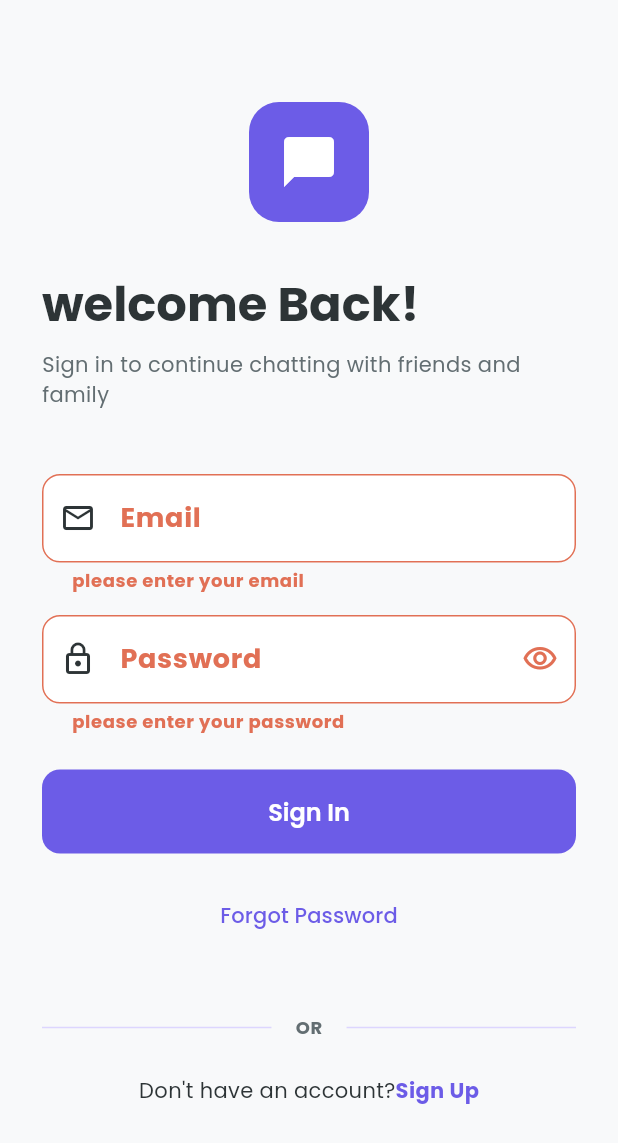
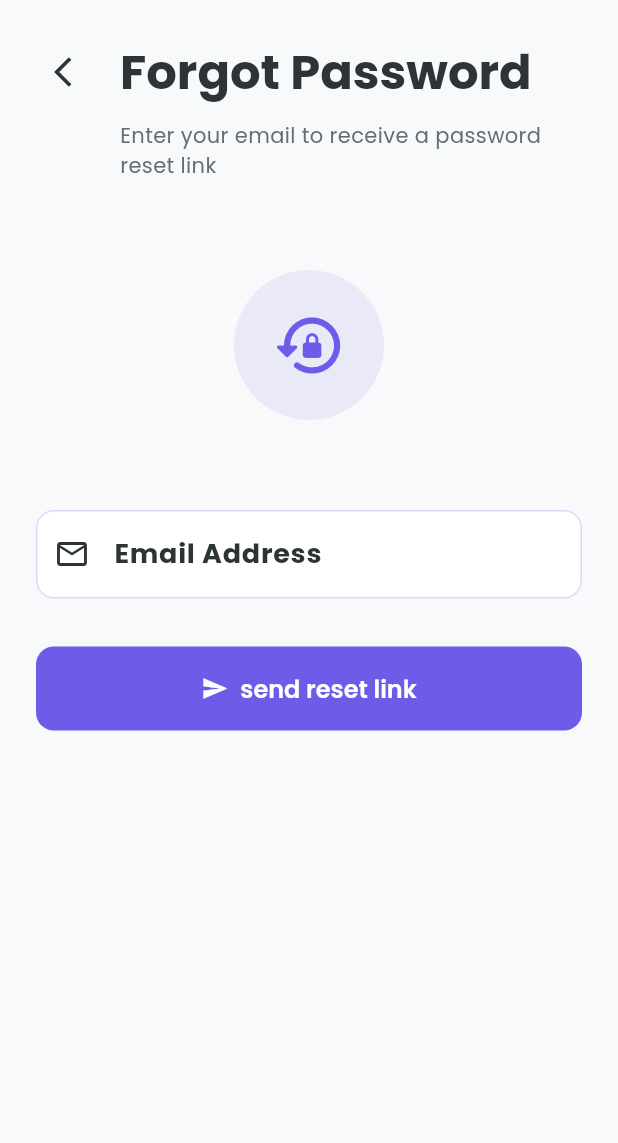
Before and after one commit to mohammadkhan47/Chatting-App, a Flutter app: the screen it shows after launch, after a tap on "Sign In", after a tap on "Forgot Password", on a phone screen of 412 x 824 dp. Shown: the top 1143 px of the screen. Run offline on Flutter 3.47's test engine with Material 3 defaults, Android fonts, the phone set to English and light mode, and no system bars; our stand-ins replace cloud_firestore, firebase_auth, firebase_core, get, google_fonts; accounts and stored records are empty.

Commit message:
new commits

```diff
--- a/lib/routes/app_pages.dart
+++ b/lib/routes/app_pages.dart
@@ -1,6 +1,7 @@
 import 'package:chattingapp/routes/app_routes.dart';
 import 'package:get/get.dart';
 
+import '../views/auth/pages/forgot_pass_view.dart';
 import '../views/auth/pages/login_view.dart';
 import '../views/auth/pages/register_view.dart';
 import '../views/auth/pages/splash_view.dart';
@@ -12,6 +13,7 @@ class AppPages {
     GetPage(name: AppRoutes.splash, page: ()=> const SplashView()),
     GetPage(name: AppRoutes.login, page: ()=> const LoginView()),
     GetPage(name: AppRoutes.register, page: ()=> const RegisterView()),
+  GetPage(name: AppRoutes.forgotPassword, page: ()=> const ForgotPasswordView()),
  //      binding: BindingsBuilder(() {
  //        Get.put(SplashController());
  //      }),
--- /dev/null
+++ b/lib/views/auth/pages/forgot_pass_view.dart
@@ -0,0 +1,108 @@
+import 'dart:async';
+
+import 'package:chattingapp/controllers/forgot_password.dart';
+import 'package:chattingapp/theme/app_theme.dart';
+import 'package:flutter/material.dart';
+import 'package:get/get.dart';
+
+class ForgotPasswordView extends StatefulWidget {
+  const ForgotPasswordView({super.key});
+
+  @override
+  State<ForgotPasswordView> createState() => _ForgotPasswordViewState();
+}
+
+class _ForgotPasswordViewState extends State<ForgotPasswordView> {
+  @override
+  Widget build(BuildContext context) {
+    final controller = Get.put(ForgotPasswordController());
+    return Scaffold(
+      body: SafeArea(child: SingleChildScrollView(
+        padding: EdgeInsets.all(24),
+        child: Form(
+            key: controller.formkey,
+            child: Column(
+              crossAxisAlignment: CrossAxisAlignment.start,
+              children: [
+
+                Row(
+                  children: [
+                    IconButton(onPressed: controller.goBackToLogin,
+                        icon: Icon(Icons.arrow_back_ios)),
+                    SizedBox(width: 8,),
+                    Text("Forgot Password",
+                      style: Theme.of(context).textTheme.headlineLarge,
+                    ),
+                  ]
+                ),
+                SizedBox(height: 8),
+                Padding(padding: EdgeInsets.only(left: 56),
+                  child: Text('Enter your email to receive a password reset link',
+                    style: Theme.of(context).textTheme.bodyMedium?.copyWith(color: AppTheme.textSecondaryColor),
+                  ),
+                ),
+                SizedBox(height: 60),
+                Center(
+                  child: Container(
+                    width: 100,
+                    height: 100,
+                    decoration: BoxDecoration(
+                      color: AppTheme.primaryColor.withOpacity(0.1),
+                      borderRadius: BorderRadius.circular(50),
+                    ),
+                    child: Icon(Icons.lock_reset_rounded,
+                      size: 50,
+                      color: AppTheme.primaryColor,
+                    ),
+                  ),
+                ),
+                SizedBox(height: 60),
+                Obx((){
+                  if(controller.emailSent){
+                    // return _buildEmailSentContent(controller);
+                    return SizedBox();
+                  }else {
+                    return _buildEmailForm(controller);
+                  }
+                })
+              ],
+            ),
+        ),
+      )),
+    );
+  }
+  Widget _buildEmailForm(ForgotPasswordController controller){
+    return Column(
+      children: [
+        TextFormField(
+          controller: controller.emailController,
+          keyboardType: TextInputType.emailAddress,
+          decoration: InputDecoration(
+            labelText: 'Email Address',
+            prefixIcon: Icon(Icons.email_outlined),
+            hintText: 'Enter your email address',
+          ),
+          validator: controller.validateEmail,
+        ),
+        SizedBox(height: 32,),
+        Obx(()=> SizedBox(
+          width: double.infinity,
+          child: ElevatedButton.icon(
+    onPressed: controller.isloading? null: controller.sentPasswordResetEmail,
+              icon: controller.isloading? SizedBox(
+                height: 20,
+                width: 20,
+                child: CircularProgressIndicator(
+                  strokeWidth: 4,
+                  color: Colors.white,
+                ),
+              )
+                :  Icon(Icons.send),
+            label: Text(controller.isloading ? 'sending...' : 'send reset link'),
+          )
+        )
+        )
+      ],
+    );
+  }
+}
--- a/lib/views/auth/pages/login_view.dart
+++ b/lib/views/auth/pages/login_view.dart
@@ -68,7 +68,7 @@ class _LoginViewState extends State<LoginView> {
                   validator: (value){
                     if(value?.isEmpty ?? true){
                       return 'please enter your email';
-                    }if(GetUtils.isEmail(value!)){
+                    }if(!GetUtils.isEmail(value!)){
                       return 'enter a valid email';
                     }
                     return null;
```
Also changed, not shown: lib/controllers/forgot_password.dart (added, +71 -0 lines), lib/views/auth/pages/register_view.dart (+11 -22 lines).
